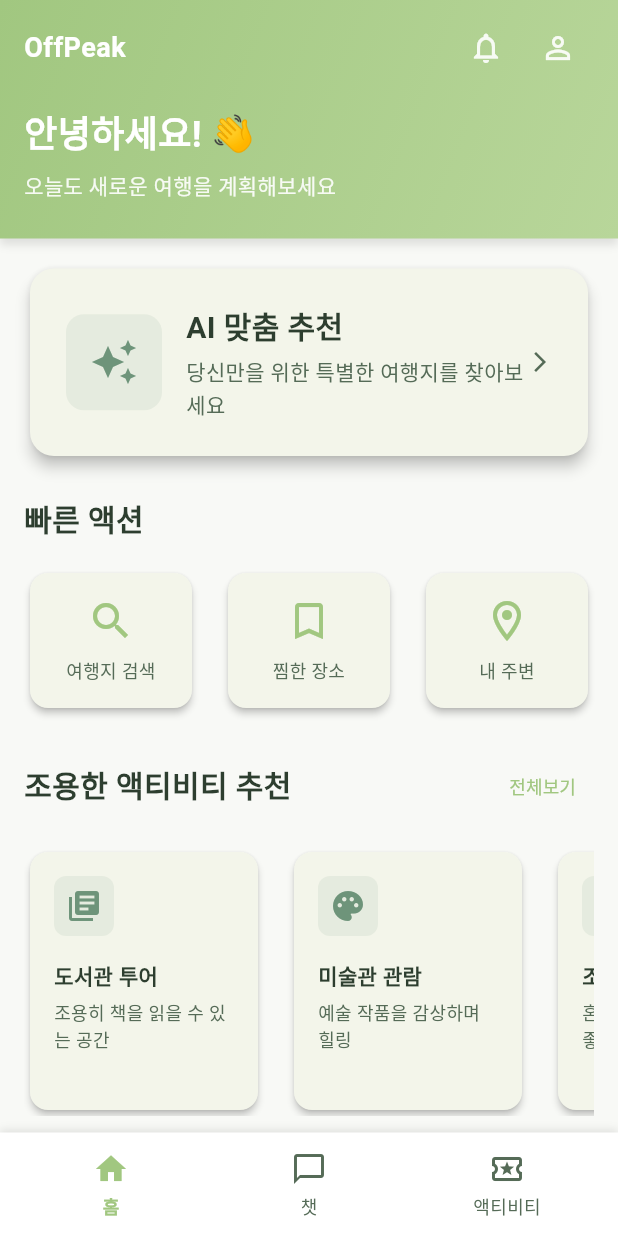
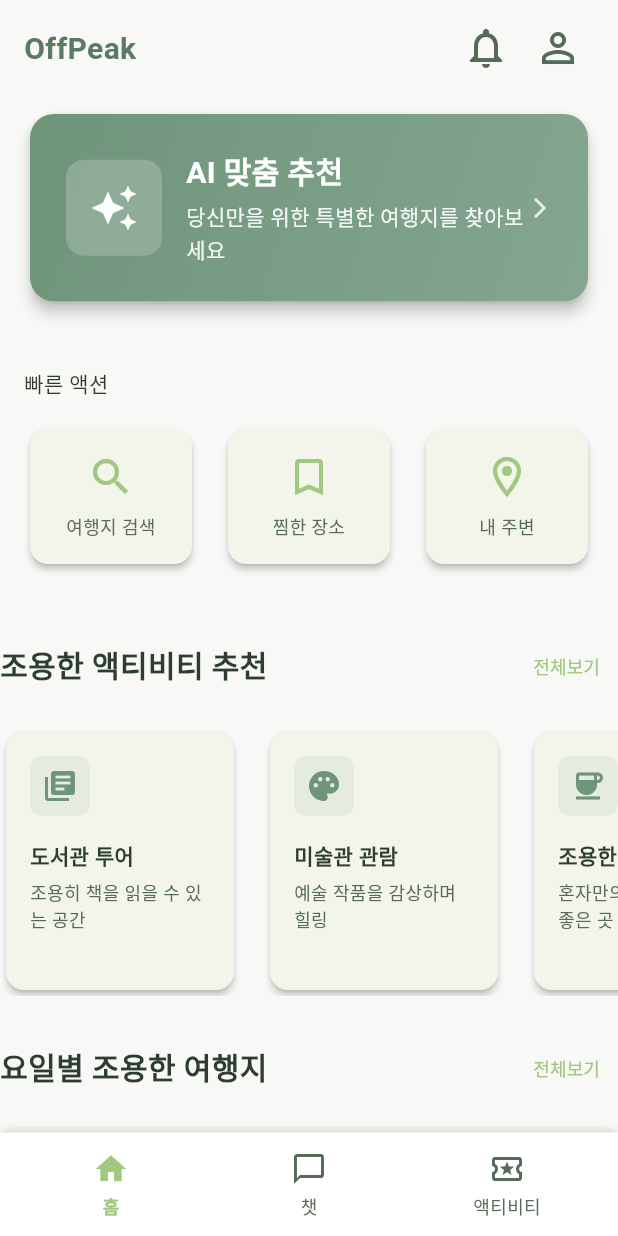
Before and after one commit to hillview0303/offpeak, a Flutter app: the screen it shows after launch, on a phone screen of 412 x 824 dp. Run offline on Flutter 3.47's test engine with Material 3 defaults, Android fonts, the phone set to English and light mode, and no system bars; our stand-ins replace flutter_dotenv, flutter_hooks, go_router, hooks_riverpod; Roboto replaces fonts that are missing (NanumNeo, Pretendard); project files that could hold a hidden picture were left out.

Commit message:
홈 화면 진행중

```diff
--- a/lib/features/home/presentation/home_page.dart
+++ b/lib/features/home/presentation/home_page.dart
@@ -1,9 +1,11 @@
 import 'package:flutter/material.dart';
 import '../../../core/constants/color.dart';
 import '../../../core/constants/size.dart';
-import '../../../core/constants/style.dart';
 import 'widgets/home_header.dart';
-import 'widgets/home_content.dart';
+import 'widgets/ai_recommendation_section.dart';
+import 'widgets/quick_actions_section.dart';
+import 'widgets/quiet_activities_section.dart';
+import 'widgets/weekly_recommendations_section.dart';
 
 class HomePage extends StatelessWidget {
   const HomePage({super.key});
@@ -13,16 +15,37 @@ class HomePage extends StatelessWidget {
     return Scaffold(
       backgroundColor: AppColors.background,
       body: SafeArea(
+        child: SingleChildScrollView(
           child: Column(
+            crossAxisAlignment: CrossAxisAlignment.stretch,
             children: [
               // 헤더 섹션
               const HomeHeader(),
 
-            // 컨텐츠 섹션
-            const Expanded(
-              child: HomeContent(),
+              // AI 맞춤 추천 섹션
+              Padding(
+                padding: EdgeInsets.symmetric(horizontal: AppSizes.gapM),
+                child: const AiRecommendationSection(),
               ),
+
+              const SizedBox(height: AppSizes.gapL),
+
+              // 빠른 액션 섹션
+              const QuickActionsSection(),
+
+              const SizedBox(height: AppSizes.gapL),
+
+              // 조용한 액티비티 추천 섹션
+              const QuietActivitiesSection(),
+
+              const SizedBox(height: AppSizes.gapL),
+
+              // 요일별 조용한 여행지 추천 섹션
+              const WeeklyRecommendationsSection(),
+
+              const SizedBox(height: AppSizes.gapL),
             ],
+          ),
         ),
       ),
     );
--- a/lib/features/home/presentation/widgets/ai_recommendation_section.dart
+++ b/lib/features/home/presentation/widgets/ai_recommendation_section.dart
@@ -26,17 +26,21 @@ class AiRecommendationSection extends StatelessWidget {
         child: Container(
           width: double.infinity,
           padding: EdgeInsets.all(AppSizes.gapL),
+          decoration: BoxDecoration(
+            gradient: AppColors.secondaryGradient,
+            borderRadius: BorderRadius.circular(AppSizes.radiusL),
+          ),
           child: Row(
             children: [
               Container(
                 padding: EdgeInsets.all(AppSizes.gapM),
                 decoration: BoxDecoration(
-                  color: AppColors.secondary.withOpacity(0.1),
+                  color: AppColors.white.withOpacity(0.2),
                   borderRadius: BorderRadius.circular(AppSizes.radiusM),
                 ),
                 child: Icon(
                   Icons.auto_awesome,
-                  color: AppColors.secondary,
+                  color: AppColors.white,
                   size: AppSizes.iconL,
                 ),
               ),
@@ -47,13 +51,15 @@ class AiRecommendationSection extends StatelessWidget {
                   children: [
                     Text(
                       'AI 맞춤 추천',
-                      style: AppTextStyles.h3,
+                      style: AppTextStyles.h3.copyWith(
+                        color: AppColors.white,
+                      ),
                     ),
                     SizedBox(height: AppSizes.gapXS),
                     Text(
                       '당신만을 위한 특별한 여행지를 찾아보세요',
                       style: AppTextStyles.bodyMedium.copyWith(
-                        color: AppColors.textSecondary,
+                        color: AppColors.white.withOpacity(0.9),
                       ),
                     ),
                   ],
@@ -61,7 +67,7 @@ class AiRecommendationSection extends StatelessWidget {
               ),
               Icon(
                 Icons.arrow_forward_ios,
-                color: AppColors.textSecondary,
+                color: AppColors.white.withOpacity(0.8),
                 size: AppSizes.iconS,
               ),
             ],
--- a/lib/features/home/presentation/widgets/home_content.dart
+++ /dev/null
@@ -1,37 +0,0 @@
-import 'package:flutter/material.dart';
-import 'package:offpeak/features/home/presentation/widgets/weekly_recommendations_section.dart';
-import '../../../../core/constants/size.dart';
-import 'ai_recommendation_section.dart';
-import 'quick_actions_section.dart';
-import 'quiet_activities_section.dart';
-
-class HomeContent extends StatelessWidget {
-  const HomeContent({super.key});
-
-  @override
-  Widget build(BuildContext context) {
-    return SingleChildScrollView(
-      padding: EdgeInsets.all(AppSizes.gapM),
-      child: Column(
-        crossAxisAlignment: CrossAxisAlignment.start,
-        children: [
-          // AI 맞춤 추천 섹션
-          const AiRecommendationSection(),
-          SizedBox(height: AppSizes.gapL),
-
-          // 빠른 액션 섹션
-          const QuickActionsSection(),
-          SizedBox(height: AppSizes.gapL),
-
-          // 조용한 액티비티 추천 섹션
-          const QuietActivitiesSection(),
-          SizedBox(height: AppSizes.gapL),
-
-          // 요일별 조용한 여행지 추천 섹션
-          const WeeklyRecommendationsSection(),
-          SizedBox(height: AppSizes.gapL),
-        ],
-      ),
-    );
-  }
-}
--- a/lib/features/home/presentation/widgets/home_header.dart
+++ b/lib/features/home/presentation/widgets/home_header.dart
@@ -14,84 +14,43 @@ class HomeHeader extends StatelessWidget {
         AppSizes.gapM,
         AppSizes.gapS,
         AppSizes.gapM,
-        AppSizes.gapL,
+        AppSizes.gapM,
       ),
       decoration: BoxDecoration(
-        gradient: AppColors.primaryGradient,
-        boxShadow: [
-          BoxShadow(
-            color: Colors.black.withOpacity(0.1),
-            blurRadius: AppSizes.elevationM,
-            offset: const Offset(0, 4),
+        color: AppColors.background,
       ),
-        ],
-      ),
-      child: Column(
-        children: [
-          // 상단 앱바 영역
-          Row(
+      child: Row(
         mainAxisAlignment: MainAxisAlignment.spaceBetween,
         children: [
-              // 앱 타이틀
           Text(
             'OffPeak',
-                style: AppTextStyles.appBarTitle.copyWith(
-                  color: AppColors.white,
+            style: AppTextStyles.h3.copyWith(
+              color: AppColors.secondaryDark,
             ),
           ),
 
-              // 액션 버튼들
           Row(
             children: [
               IconButton(
-                    onPressed: () {
-                      // 알림 페이지로 이동
-                    },
+                onPressed: () {},
                 icon: Icon(
                   Icons.notifications_outlined,
-                      color: AppColors.white.withOpacity(0.9),
-                      size: AppSizes.iconM,
+                  color: AppColors.textSecondary,
+                  size: AppSizes.iconL,
                 ),
               ),
               IconButton(
-                    onPressed: () {
-                      // 설정 페이지로 이동
-                    },
+                onPressed: () {},
                 icon: Icon(
                   Icons.person_outline,
-                      color: AppColors.white.withOpacity(0.9),
-                      size: AppSizes.iconM,
+                  color: AppColors.textSecondary,
+                  size: AppSizes.iconL,
                 ),
               ),
             ],
           ),
         ],
       ),
-
-          SizedBox(height: AppSizes.gapM),
-
-          // 환영 메시지 영역
-          Align(
-            alignment: Alignment.centerLeft,
-            child: Column(
-              crossAxisAlignment: CrossAxisAlignment.start,
-              children: [
-                Text(
-                  '안녕하세요! 👋',
-                  style: AppTextStyles.h2.copyWith(color: AppColors.white),
-                ),
-                SizedBox(height: AppSizes.gapS),
-                Text(
-                  '오늘도 새로운 여행을 계획해보세요',
-                  style: AppTextStyles.bodyMedium.copyWith(
-                    color: AppColors.white.withOpacity(0.9),
-                  ),
-                ),
-              ],
-            ),
-          ),
-        ],
-      ),
     );
   }
 }
--- a/lib/features/home/presentation/widgets/quick_actions_section.dart
+++ b/lib/features/home/presentation/widgets/quick_actions_section.dart
@@ -8,12 +8,14 @@ class QuickActionsSection extends StatelessWidget {
 
   @override
   Widget build(BuildContext context) {
-    return Column(
+    return Padding(
+      padding: const EdgeInsets.all(AppSizes.gapM),
+      child: Column(
         crossAxisAlignment: CrossAxisAlignment.start,
         children: [
           Text(
             '빠른 액션',
-          style: AppTextStyles.h3,
+            style: AppTextStyles.label,
           ),
           SizedBox(height: AppSizes.gapM),
           Row(
@@ -50,6 +52,7 @@ class QuickActionsSection extends StatelessWidget {
             ],
           ),
         ],
+      ),
     );
   }
 
```
Lines whose indentation alone changed are shown as unchanged.
